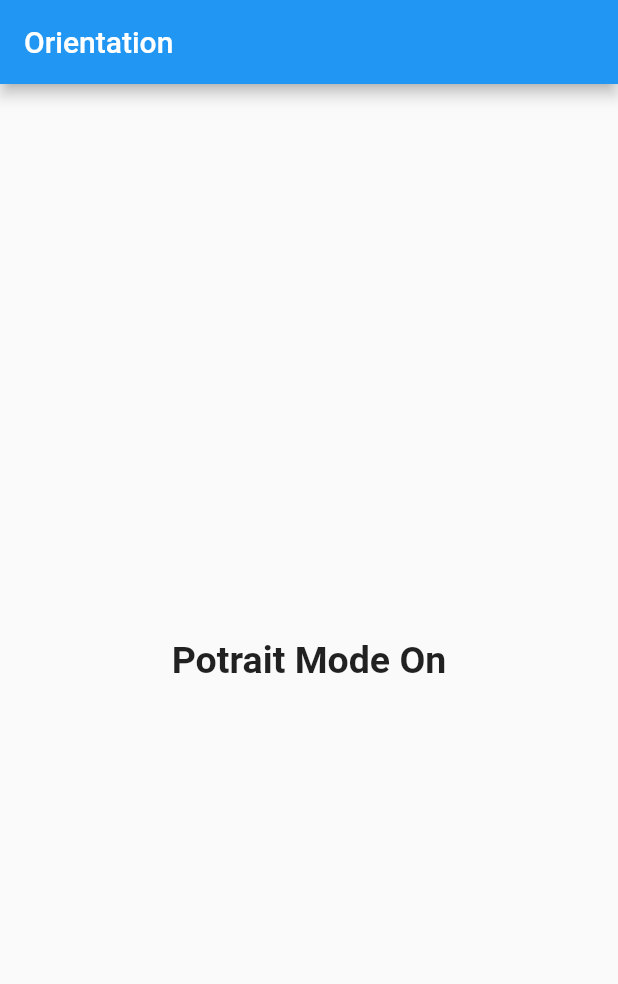
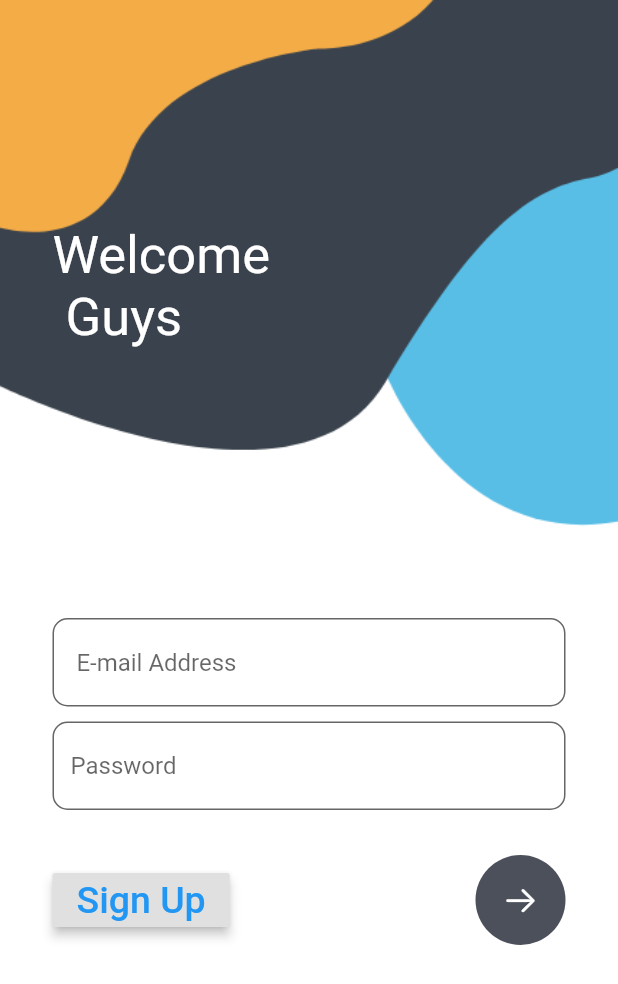
Before and after one commit to abpadamani/flutterinternship, a Flutter app: the screen it shows after launch, on a phone screen of 412 x 824 dp. Shown: the top 984 px of the screen. Run offline on Flutter 3.47's test engine with Material 2 defaults, Android fonts, the phone set to English and light mode, and no system bars; our stand-ins replace email_validator, fluttertoast, google_fonts; Roboto replaces fonts that are missing (Ubuntu).

Commit message:
data passing completed

```diff
--- /dev/null
+++ b/lib/data-passing/screenone.dart
@@ -0,0 +1,23 @@
+import 'package:flutter/material.dart';
+
+class Myscreenone extends StatelessWidget {
+  String email;
+  String password;
+
+  Myscreenone({required this.email, required this.password});
+
+  @override
+  Widget build(BuildContext context) {
+    return Scaffold(
+      appBar: AppBar(title: Text("Dashboard")),
+      body: Center(
+        child: Column(
+          children: [
+            Text('E-mail : $email'),
+            Text('Name : $password'),
+          ],
+        ),
+      ),
+    );
+  }
+}
--- /dev/null
+++ b/lib/data-passing/screentwo.dart
@@ -0,0 +1,136 @@
+import 'dart:ui';
+import 'package:email_validator/email_validator.dart';
+import 'screenone.dart';
+import 'package:flutter/cupertino.dart';
+import 'package:flutter/material.dart';
+import 'package:google_fonts/google_fonts.dart';
+import 'package:cupertino_icons/cupertino_icons.dart';
+import 'package:internship/bottomsheetdialog/mainbottom.dart';
+import 'package:internship/customscrollview/custom.dart';
+import 'package:internship/drawer/drawer.dart';
+import 'package:internship/nested-scrollview/nested.dart';
+import 'package:internship/pages/pageone.dart';
+import 'package:internship/tab/tabmain.dart';
+
+import '../bottomnavbar/mainhomepage.dart';
+
+class Myscreentwo extends StatefulWidget {
+  const Myscreentwo({Key? key}) : super(key: key);
+
+  @override
+  State<Myscreentwo> createState() => _Myscreentwo();
+}
+
+class _Myscreentwo extends State<Myscreentwo> {
+  TextEditingController _email = new TextEditingController();
+  TextEditingController _password = new TextEditingController();
+  @override
+  Widget build(BuildContext context) {
+    return Container(
+      decoration: BoxDecoration(
+          image: DecorationImage(
+              image: AssetImage("assets/img/login.png"), fit: BoxFit.fill)),
+      child: Scaffold(
+        backgroundColor: Colors.transparent,
+        body: Stack(
+          children: [
+            Container(
+              padding: EdgeInsets.only(left: 35, top: 150),
+              child: Text(
+                "Welcome \n Guys",
+                style: GoogleFonts.ubuntu(
+                    textStyle: TextStyle(color: Colors.white, fontSize: 35)),
+              ),
+            ),
+            SingleChildScrollView(
+              child: Container(
+                padding: EdgeInsets.only(
+                    top: MediaQuery.of(context).size.height * 0.5,
+                    left: 35,
+                    right: 35),
+                child: Form(
+                  autovalidateMode: AutovalidateMode.onUserInteraction,
+                  child: Column(
+                    children: [
+                      TextFormField(
+                        controller: _email,
+                        decoration: InputDecoration(
+                            focusColor: Color(0xff4c505b),
+                            fillColor: Colors.white,
+                            filled: true,
+                            hintText: " E-mail Address",
+                            hintStyle: GoogleFonts.ubuntu(),
+                            border: OutlineInputBorder(
+                                borderSide: BorderSide(color: Colors.black),
+                                borderRadius: BorderRadius.circular(10))),
+                        validator: (email) {
+                          if (email != null &&
+                              !EmailValidator.validate(email)) {
+                            return 'enter a valid email address';
+                          }
+                        },
+                      ),
+                      SizedBox(height: 10),
+                      TextFormField(
+                        controller: _password,
+                        obscureText: true,
+                        decoration: InputDecoration(
+                            fillColor: Colors.white,
+                            filled: true,
+                            hintText: "Password",
+                            hintStyle: GoogleFonts.ubuntu(),
+                            border: OutlineInputBorder(
+                                borderSide: BorderSide(color: Colors.black),
+                                borderRadius: BorderRadius.circular(10))),
+                        validator: (value) {
+                          if (value != null && value.length < 7) {
+                            return 'Enter at least 7 characters.';
+                          } else {
+                            return null;
+                          }
+                        },
+                      ),
+                      SizedBox(
+                        height: 30,
+                      ),
+                      Row(
+                        mainAxisAlignment: MainAxisAlignment.spaceBetween,
+                        children: [
+                          RaisedButton(
+                              elevation: 3.0,
+                              onPressed: () {
+                                Navigator.push(
+                                  context,
+                                  MaterialPageRoute(
+                                      builder: (context) => Myscreenone(
+                                          email: _email.text,
+                                          password: _password.text)),
+                                );
+                              },
+                              child: Text(
+                                "Sign Up",
+                                style: GoogleFonts.ubuntu(
+                                    textStyle: TextStyle(
+                                        color: Colors.blue, fontSize: 25)),
+                              )),
+                          CircleAvatar(
+                            radius: 30,
+                            child: Icon(
+                              CupertinoIcons.arrow_right,
+                              color: Colors.white,
+                            ),
+                            backgroundColor: Color(0xff4c505b),
+                          ),
+                        ],
+                      ),
+                    ],
+                  ),
+                ),
+              ),
+            ),
+          ],
+        ),
+      ),
+    );
+  }
+}
--- a/lib/main.dart
+++ b/lib/main.dart
@@ -7,6 +7,7 @@ import 'package:internship/singlechildscrollview/singlechild.dart';
 import 'package:internship/streamBuilder/Mystream.dart';
 
 import 'backpressedmanaged/back.dart';
+import 'data-passing/screentwo.dart';
 import 'loginscreen/login.dart';
 import 'orientation/oriantation.dart';
 
@@ -21,7 +22,7 @@ class MyApp extends StatelessWidget {
   Widget build(BuildContext context) {
     return MaterialApp(
       debugShowCheckedModeBanner: false,
-      home: Myscreen(),
+      home: Myscreentwo(),
       theme: ThemeData(
           textTheme: GoogleFonts.ubuntuTextTheme(
         Theme.of(context).textTheme,
```
